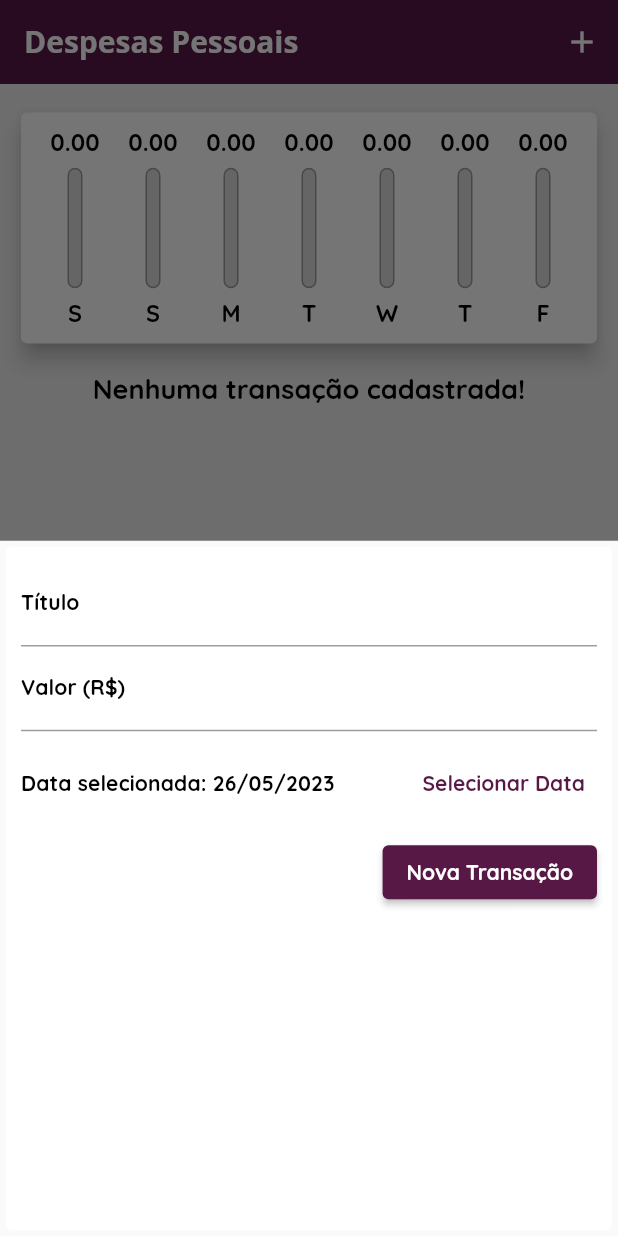
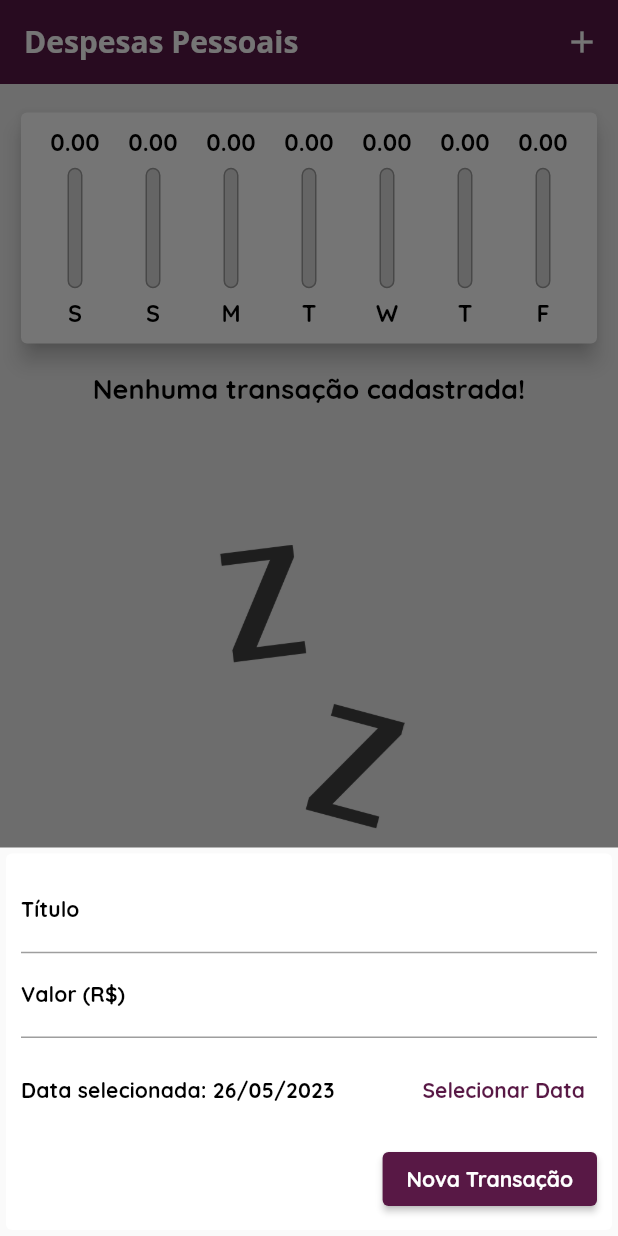
Before and after one commit to phesgot/expenses, a Flutter app: the screen it shows after launch, after a tap on the "add" icon, on a phone screen of 412 x 824 dp. Run offline on Flutter 3.47's test engine with Material 2 defaults, Android fonts, the phone set to English and light mode, and no system bars; our stand-ins replace device_preview, flutter_slidable, google_fonts; missing offline and left inert: dart:ffi.

Commit message:
Responsividade 3

```diff
--- a/lib/components/transaction_form.dart
+++ b/lib/components/transaction_form.dart
@@ -47,10 +47,16 @@ class _TransactionFormState extends State<TransactionForm> {
 
   @override
   Widget build(BuildContext context) {
-    return Card(
+    return SingleChildScrollView(
+      child: Card(
         elevation: 0,
         child: Padding(
-        padding: const EdgeInsets.all(10),
+          padding: EdgeInsets.fromLTRB(
+            10,
+            10,
+            10,
+            10 + MediaQuery.of(context).viewInsets.bottom,
+          ),
           child: Column(
             children: [
               TextField(
@@ -118,6 +124,7 @@ class _TransactionFormState extends State<TransactionForm> {
             ],
           ),
         ),
+      ),
     );
   }
 }
--- a/lib/components/transaction_list.dart
+++ b/lib/components/transaction_list.dart
@@ -47,7 +47,8 @@ class TransactionList extends StatelessWidget {
                       color: Colors.red,
                       icon: Icons.delete,
                       onTap: () => onRemove(tr.id),
-                      caption: 'Deletar',
+                      // verificando a largura da tela depedendo da proporção exibir o texto ou não
+                      caption: MediaQuery.of(context).size.width > 480 ?'Excluir' : null,
                     )
                   ],
                   child: Card(
--- a/lib/screens/home_screen.dart
+++ b/lib/screens/home_screen.dart
@@ -58,15 +58,17 @@ class _HomeScreenState extends State<HomeScreen> {
   @override
   Widget build(BuildContext context) {
 
+    final mediaQuerry = MediaQuery.of(context);
+
     // vrificar a orientação do aparelho.
-    bool isLandscape = MediaQuery.of(context).orientation == Orientation.landscape;
+    bool isLandscape = mediaQuerry.orientation == Orientation.landscape;
 
     final appBar = AppBar(
       title: Text(
         "Despesas Pessoais",
         style: TextStyle(
           //Para dar responsividade ao tamanho de texto
-          fontSize: 20 * MediaQuery.of(context).textScaleFactor,
+          fontSize: 20 * mediaQuerry.textScaleFactor,
         ),
       ),
       centerTitle: false,
@@ -88,9 +90,9 @@ class _HomeScreenState extends State<HomeScreen> {
       ],
     );
     //Obtendo o tamanho da tela e subtraindo o app bar e barra de status
-    final availableHeight = MediaQuery.of(context).size.height -
+    final availableHeight = mediaQuerry.size.height -
         appBar.preferredSize.height -
-        MediaQuery.of(context).padding.top;
+        mediaQuerry.padding.top;
 
     return SafeArea(
       child: Scaffold(
@@ -101,28 +103,28 @@ class _HomeScreenState extends State<HomeScreen> {
             crossAxisAlignment: CrossAxisAlignment.stretch,
             children: [
               //Botão para exibição do grafico ou lista
-              if(isLandscape)
-              Row(
-                mainAxisAlignment: MainAxisAlignment.center,
-                children: [
-                  const Text("Exibir Gráfico"),
-                  Switch(value: _showChart, onChanged: (value){
-                    setState(() {
-                      _showChart = value;
-                    });
-                  }),
-                ],
-              ),
+              //if(isLandscape)
+              // Row(
+              //   mainAxisAlignment: MainAxisAlignment.center,
+              //   children: [
+              //     const Text("Exibir Gráfico"),
+              //     Switch(value: _showChart, onChanged: (value){
+              //       setState(() {
+              //         _showChart = value;
+              //       });
+              //     }),
+              //   ],
+              // ),
               if (_showChart || !isLandscape)
               //GRÁFICO
               SizedBox(
                   //Deixando o componante responsivo permintindo ocupar um certo percentual do tamanho da tela.
-                  height: availableHeight * ( isLandscape ? 0.6 : 0.25),
+                  height: availableHeight * ( isLandscape ? 0.75 : 0.25),
                   child: Chart(recentTransaction: _recentTransactions)),
               if(!_showChart || !isLandscape)
               //LISTA
               SizedBox(
-                height: availableHeight * 0.75,
+                height: availableHeight * ( isLandscape ? 1 : 0.75),
                 child: TransactionList(
                   transactions: _transactions,
                   onRemove: _removeTransaction,
```
Lines whose indentation alone changed are shown as unchanged.
